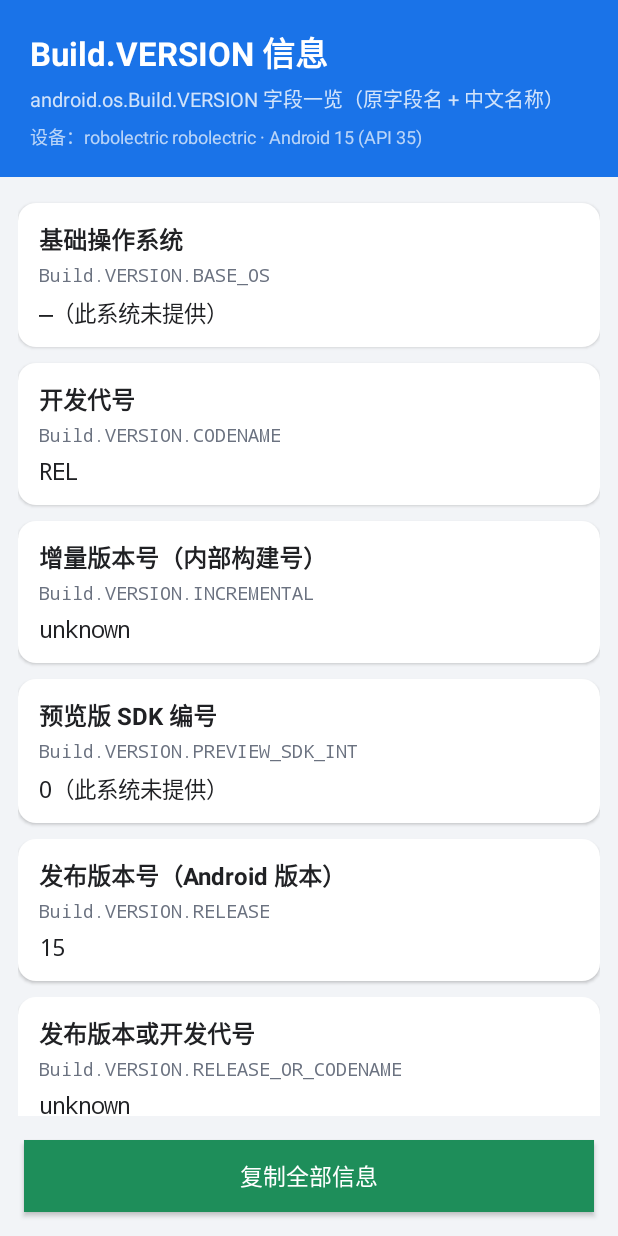
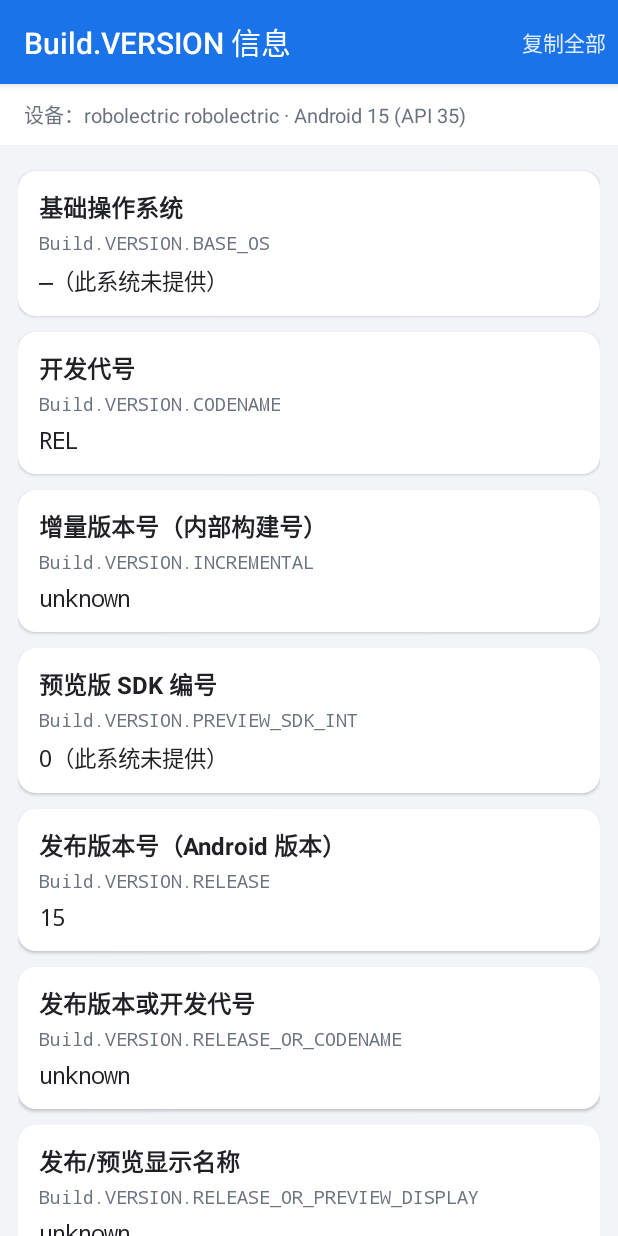
Before and after one commit to kagurazakayashi/android_sysinfo, an Android app: the screen it shows after launch (MainActivity), on a phone screen of 412 x 824 dp. Run offline under Robolectric (Android 15) with nearby library versions, the phone set to English and light mode, and no system bars.

Commit message:
轻松复制内容

```diff
--- a/app/src/main/java/com/example/buildinfo/MainActivity.java
+++ b/app/src/main/java/com/example/buildinfo/MainActivity.java
@@ -7,11 +7,13 @@ import android.content.Context;
 import android.graphics.Typeface;
 import android.os.Build;
 import android.os.Bundle;
+import android.util.TypedValue;
+import android.view.MenuItem;
 import android.view.View;
-import android.widget.Button;
 import android.widget.LinearLayout;
 import android.widget.TextView;
 import android.widget.Toast;
+import android.widget.Toolbar;
 
 import java.util.ArrayList;
 import java.util.List;
@@ -19,6 +21,8 @@ import java.util.List;
 /**
  * 主界面：展示 android.os.Build.VERSION 中的各项系统版本信息，
  * 每条同时显示原对象名字段（Build.VERSION.xxx）与对应的中文名称。
+ * 单击任意条目可将该行内容复制到剪贴板并弹出提示；
+ * 顶栏提供"复制全部"按钮。
  */
 public class MainActivity extends Activity {
 
@@ -33,9 +37,15 @@ public class MainActivity extends Activity {
             this.fieldName = fieldName;
             this.value = value;
         }
+
+        /** 复制单行时使用的内容：字段名 = 值 */
+        String toClipboardText() {
+            return fieldName + " = " + value;
+        }
     }
 
     private LinearLayout mContainer;
+    private List<InfoItem> mItems;
 
     @Override
     protected void onCreate(Bundle savedInstanceState) {
@@ -44,23 +54,29 @@ public class MainActivity extends Activity {
 
         mContainer = findViewById(R.id.container);
 
+        // 标准顶栏：标题 + "复制全部"菜单按钮
+        Toolbar toolbar = findViewById(R.id.toolbar);
+        toolbar.inflateMenu(R.menu.menu_main);
+        toolbar.setOnMenuItemClickListener(new Toolbar.OnMenuItemClickListener() {
+            @Override
+            public boolean onMenuItemClick(MenuItem item) {
+                if (item.getItemId() == R.id.action_copy_all) {
+                    copyAll();
+                    return true;
+                }
+                return false;
+            }
+        });
+
         TextView deviceInfo = findViewById(R.id.device_info);
         deviceInfo.setText("设备：" + Build.MANUFACTURER + " " + Build.MODEL
                 + " · Android " + Build.VERSION.RELEASE
                 + " (API " + Build.VERSION.SDK_INT + ")");
 
-        List<InfoItem> items = buildItems();
-        for (InfoItem item : items) {
+        mItems = buildItems();
+        for (InfoItem item : mItems) {
             mContainer.addView(createItemView(item));
         }
-
-        Button copyBtn = findViewById(R.id.copy_btn);
-        copyBtn.setOnClickListener(new View.OnClickListener() {
-            @Override
-            public void onClick(View v) {
-                copyAll(items);
-            }
-        });
     }
 
     /** 收集 Build.VERSION 各字段（中文名 + 原字段名 + 值） */
@@ -101,8 +117,8 @@ public class MainActivity extends Activity {
         return value == 0 ? "0（此系统未提供）" : String.valueOf(value);
     }
 
-    /** 动态生成一条“卡片”样式的信息条目 */
-    private View createItemView(InfoItem item) {
+    /** 动态生成一条"卡片"样式的信息条目，单击整行复制该条内容 */
+    private View createItemView(final InfoItem item) {
         LinearLayout card = new LinearLayout(this);
         card.setOrientation(LinearLayout.VERTICAL);
         card.setPadding(dp(14), dp(12), dp(14), dp(12));
@@ -113,6 +129,19 @@ public class MainActivity extends Activity {
         card.setLayoutParams(lp);
         card.setBackgroundResource(R.drawable.card_bg);
         card.setElevation(dp(1));
+
+        // 整行可点击：单击复制该条信息
+        card.setClickable(true);
+        card.setFocusable(true);
+        TypedValue ripple = new TypedValue();
+        getTheme().resolveAttribute(android.R.attr.selectableItemBackground, ripple, true);
+        card.setForeground(getDrawable(ripple.resourceId));
+        card.setOnClickListener(new View.OnClickListener() {
+            @Override
+            public void onClick(View v) {
+                copyItem(item);
+            }
+        });
 
         TextView title = new TextView(this);
         title.setText(item.chineseName);
@@ -133,7 +162,6 @@ public class MainActivity extends Activity {
         value.setTypeface(Typeface.MONOSPACE);
         value.setTextColor(getColor(R.color.text_primary));
         value.setPadding(0, dp(6), 0, 0);
-        value.setTextIsSelectable(true);
 
         card.addView(title);
         card.addView(field);
@@ -141,20 +169,28 @@ public class MainActivity extends Activity {
         return card;
     }
 
+    /** 复制某一条信息到剪贴板，并弹出自动消失的提示 */
+    private void copyItem(InfoItem item) {
+        ClipboardManager cm = (ClipboardManager) getSystemService(Context.CLIPBOARD_SERVICE);
+        cm.setPrimaryClip(ClipData.newPlainText(item.fieldName, item.toClipboardText()));
+        Toast.makeText(this, getString(R.string.copy_single_toast, item.fieldName),
+                Toast.LENGTH_SHORT).show();
+    }
+
     /** 把全部信息复制到剪贴板 */
-    private void copyAll(List<InfoItem> items) {
+    private void copyAll() {
         StringBuilder sb = new StringBuilder();
         sb.append("Android Build.VERSION 系统版本信息\n");
         sb.append("设备: ").append(Build.MANUFACTURER).append(' ').append(Build.MODEL).append('\n');
         sb.append("Android 版本: ").append(Build.VERSION.RELEASE)
                 .append(" (API ").append(Build.VERSION.SDK_INT).append(")\n\n");
-        for (InfoItem item : items) {
+        for (InfoItem item : mItems) {
             sb.append("【").append(item.chineseName).append("】\n");
             sb.append("  ").append(item.fieldName).append(" = ").append(item.value).append('\n');
         }
         ClipboardManager cm = (ClipboardManager) getSystemService(Context.CLIPBOARD_SERVICE);
         cm.setPrimaryClip(ClipData.newPlainText("Build.VERSION", sb.toString()));
-        Toast.makeText(this, "已复制全部信息到剪贴板", Toast.LENGTH_SHORT).show();
+        Toast.makeText(this, R.string.copy_all_toast, Toast.LENGTH_SHORT).show();
     }
 
     private int dp(float value) {
--- a/app/src/main/res/layout/activity_main.xml
+++ b/app/src/main/res/layout/activity_main.xml
@@ -5,43 +5,31 @@
     android:orientation="vertical"
     android:background="@color/background">
 
-    <!-- 顶部标题栏 -->
-    <LinearLayout
+    <!-- 标准顶栏：标题 + "复制全部"按钮 -->
+    <android.widget.Toolbar
+        android:id="@+id/toolbar"
+        android:layout_width="match_parent"
+        android:layout_height="?android:attr/actionBarSize"
+        android:background="@color/primary"
+        android:elevation="4dp"
+        android:theme="@android:style/ThemeOverlay.Material.Dark.ActionBar"
+        android:title="@string/title_main"
+        android:titleTextColor="#FFFFFF" />
+
+    <!-- 设备信息条 -->
+    <TextView
+        android:id="@+id/device_info"
         android:layout_width="match_parent"
         android:layout_height="wrap_content"
-        android:orientation="vertical"
-        android:background="@color/primary"
-        android:paddingStart="20dp"
-        android:paddingEnd="20dp"
-        android:paddingTop="18dp"
-        android:paddingBottom="18dp">
+        android:background="@color/card_bg"
+        android:paddingStart="16dp"
+        android:paddingEnd="16dp"
+        android:paddingTop="10dp"
+        android:paddingBottom="10dp"
+        android:textColor="@color/text_sub"
+        android:textSize="13sp" />
 
-        <TextView
-            android:layout_width="wrap_content"
-            android:layout_height="wrap_content"
-            android:text="@string/title_main"
-            android:textColor="#FFFFFF"
-            android:textSize="22sp"
-            android:textStyle="bold" />
-
-        <TextView
-            android:layout_width="wrap_content"
-            android:layout_height="wrap_content"
-            android:paddingTop="4dp"
-            android:text="@string/subtitle_main"
-            android:textColor="#CCFFFFFF"
-            android:textSize="13sp" />
-
-        <TextView
-            android:id="@+id/device_info"
-            android:layout_width="wrap_content"
-            android:layout_height="wrap_content"
-            android:paddingTop="6dp"
-            android:textColor="#B3FFFFFF"
-            android:textSize="12sp" />
-    </LinearLayout>
-
-    <!-- 信息列表 -->
+    <!-- 信息列表（点击任意条目可复制该行） -->
     <ScrollView
         android:layout_width="match_parent"
         android:layout_height="0dp"
@@ -56,15 +44,4 @@
             android:padding="12dp" />
     </ScrollView>
 
-    <!-- 底部操作按钮 -->
-    <Button
-        android:id="@+id/copy_btn"
-        android:layout_width="match_parent"
-        android:layout_height="wrap_content"
-        android:layout_margin="16dp"
-        android:background="@color/accent"
-        android:text="@string/copy_all"
-        android:textColor="#FFFFFF"
-        android:textSize="15sp" />
-
 </LinearLayout>
--- /dev/null
+++ b/app/src/main/res/menu/menu_main.xml
@@ -0,0 +1,7 @@
+<?xml version="1.0" encoding="utf-8"?>
+<menu xmlns:android="http://schemas.android.com/apk/res/android">
+    <item
+        android:id="@+id/action_copy_all"
+        android:title="@string/copy_all"
+        android:showAsAction="always" />
+</menu>
--- a/app/src/main/res/values/strings.xml
+++ b/app/src/main/res/values/strings.xml
@@ -2,6 +2,7 @@
 <resources>
     <string name="app_name">Build 版本信息</string>
     <string name="title_main">Build.VERSION 信息</string>
-    <string name="subtitle_main">android.os.Build.VERSION 字段一览（原字段名 + 中文名称）</string>
-    <string name="copy_all">复制全部信息</string>
+    <string name="copy_all">复制全部</string>
+    <string name="copy_single_toast">已复制：%1$s</string>
+    <string name="copy_all_toast">已复制全部信息到剪贴板</string>
 </resources>
```
